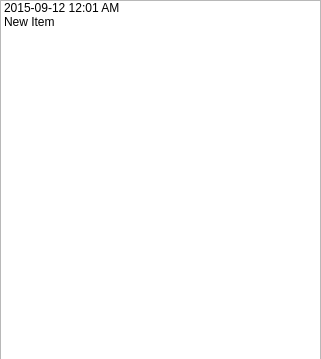
sugeerth/BrainModulyzer, file brain-vis/UIFiles/screeshot.ui: the form before one commit.
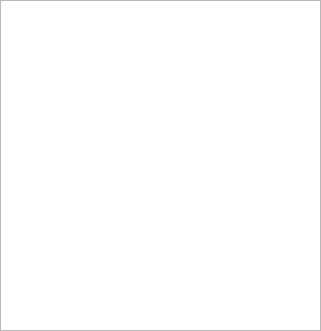
The form after the commit.

```diff
--- a/brain-vis/UIFiles/screeshot.ui
+++ b/brain-vis/UIFiles/screeshot.ui
@@ -7,7 +7,7 @@
     <x>0</x>
     <y>0</y>
     <width>321</width>
-    <height>359</height>
+    <height>331</height>
    </rect>
   </property>
   <property name="windowTitle">
@@ -19,19 +19,9 @@
      <x>0</x>
      <y>0</y>
      <width>321</width>
-     <height>361</height>
+     <height>331</height>
     </rect>
    </property>
-   <item>
-    <property name="text">
-     <string>2015-09-12 12:01 AM </string>
-    </property>
-   </item>
-   <item>
-    <property name="text">
-     <string>New Item</string>
-    </property>
-   </item>
   </widget>
  </widget>
  <resources/>
```
Left out of the diff: 2 changed lines with no effect on the pictures.
